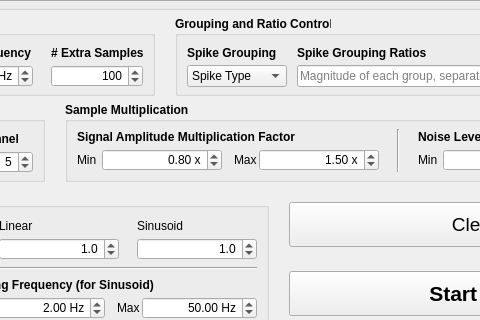
Above: parus/gui/desg_genctl.ui from saptera/parus before the change; both pictures show x 412 to 892 and y 469 to 789 of the 1175 by 1010 pixel window. Below: the same form after it.
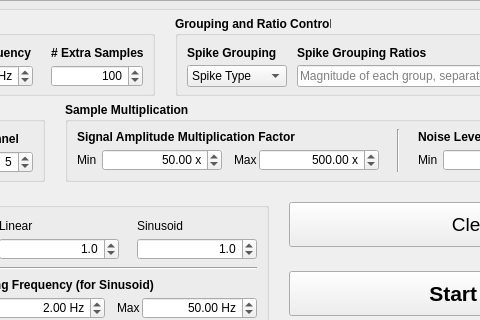
That is the form after the change.

Commit message: [ADAPT] GUI support for normalized archived signals

What changed in the file:
```diff
--- a/parus/gui/desg_genctl.ui
+++ b/parus/gui/desg_genctl.ui
@@ -1386,13 +1386,13 @@
                       <double>0.100000000000000</double>
                      </property>
                      <property name="maximum">
-                      <double>10.000000000000000</double>
+                      <double>1000000.000000000000000</double>
                      </property>
                      <property name="singleStep">
                       <double>0.500000000000000</double>
                      </property>
                      <property name="value">
-                      <double>0.800000000000000</double>
+                      <double>50.000000000000000</double>
                      </property>
                     </widget>
                    </item>
@@ -1444,13 +1444,13 @@
                       <double>0.100000000000000</double>
                      </property>
                      <property name="maximum">
-                      <double>10.000000000000000</double>
+                      <double>1000000.000000000000000</double>
                      </property>
                      <property name="singleStep">
                       <double>0.500000000000000</double>
                      </property>
                      <property name="value">
-                      <double>1.500000000000000</double>
+                      <double>500.000000000000000</double>
                      </property>
                     </widget>
                    </item>
```
Left out of the diff: 4 changed lines with no effect on the pictures. The commit also changes 2 other files.
